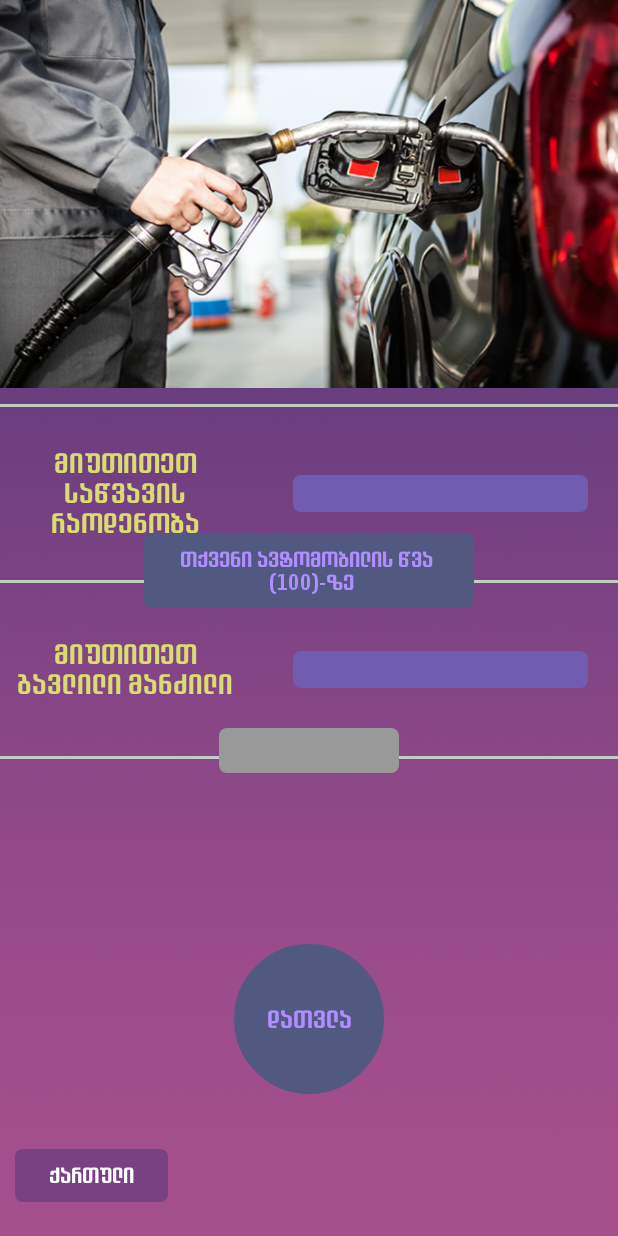
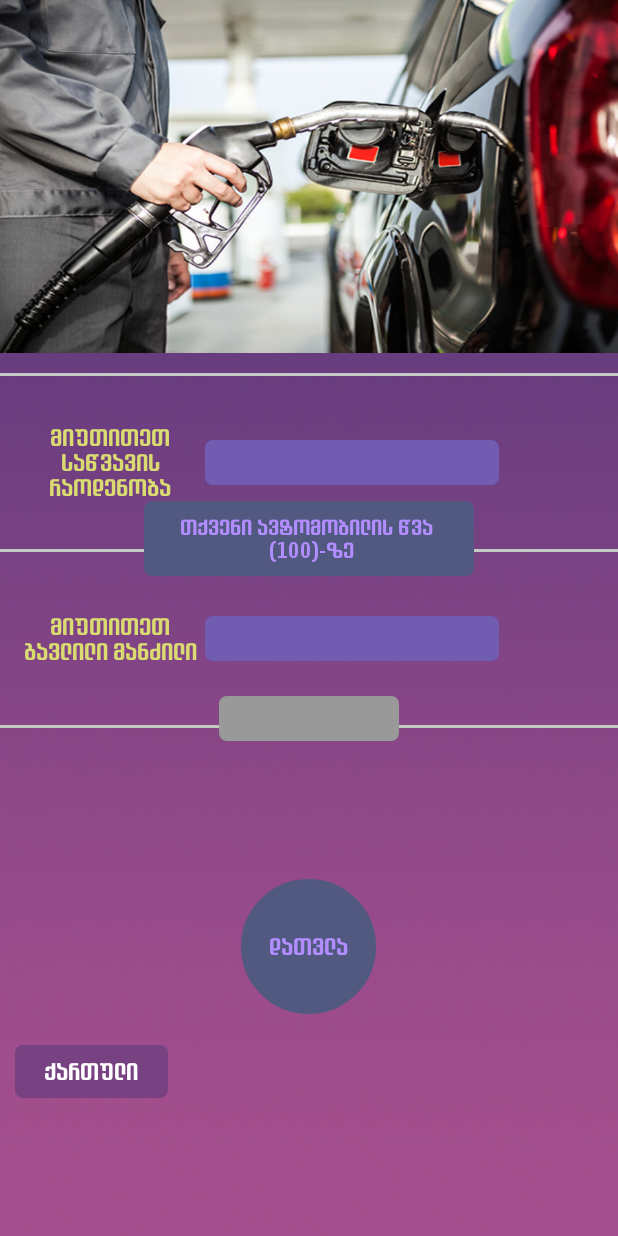
Before and after one commit to soso199/consumption, an Android app: the fragment rezult_fragment placed in its activity, on a phone screen of 412 x 824 dp. Run offline under Robolectric (Android 15) with nearby library versions, the phone set to English and light mode, and no system bars; our stand-ins replace AdMob.

Commit message:
with adds

```diff
--- a/app/build.gradle
+++ b/app/build.gradle
@@ -26,5 +26,7 @@ dependencies {
     })
     compile 'com.android.support:appcompat-v7:25.1.1'
     compile 'com.android.support:support-v4:25.1.1'
+    compile 'com.google.firebase:firebase-ads:10.2.0'
+
     testCompile 'junit:junit:4.12'
 }
--- a/app/src/main/AndroidManifest.xml
+++ b/app/src/main/AndroidManifest.xml
@@ -1,13 +1,15 @@
 <?xml version="1.0" encoding="utf-8"?>
 <manifest xmlns:android="http://schemas.android.com/apk/res/android"
     package="ge.idevelopers.consumption">
+    <uses-permission android:name="android.permission.INTERNET" />
 
     <application
         android:allowBackup="true"
         android:icon="@mipmap/ic_launcher"
         android:label="Fuel-KM"
         android:supportsRtl="true"
-        android:theme="@style/AppTheme">
+        android:theme="@style/AppTheme"
+        >
         <activity android:name=".SplashActivity" android:screenOrientation="portrait">
             <intent-filter>
                 <action android:name="android.intent.action.MAIN" />
--- a/app/src/main/java/ge/idevelopers/consumption/MainActivity.java
+++ b/app/src/main/java/ge/idevelopers/consumption/MainActivity.java
@@ -10,19 +10,28 @@ import android.net.Uri;
 import android.support.v7.app.AlertDialog;
 import android.support.v7.app.AppCompatActivity;
 import android.os.Bundle;
+import android.text.method.KeyListener;
 import android.util.DisplayMetrics;
+import android.view.KeyEvent;
 import android.view.MotionEvent;
 import android.view.View;
 import android.view.WindowManager;
 import android.view.animation.AlphaAnimation;
 import android.view.animation.Animation;
 import android.view.animation.AnimationUtils;
+import android.view.inputmethod.EditorInfo;
 import android.view.inputmethod.InputMethodManager;
 import android.widget.Button;
 import android.widget.EditText;
 import android.widget.LinearLayout;
 import android.widget.RelativeLayout;
 import android.widget.TextView;
+
+import com.google.android.gms.ads.AdListener;
+import com.google.android.gms.ads.AdRequest;
+import com.google.android.gms.ads.AdView;
+import com.google.android.gms.ads.InterstitialAd;
+import com.google.android.gms.ads.MobileAds;
 
 import java.util.Locale;
 
@@ -59,6 +68,10 @@ public class MainActivity extends AppCompatActivity {
     private Locale loc;
     private boolean is_first=false;
     private boolean rate_first=false;
+    private InputMethodManager imm;
+    private KeyListener originalKeyListener;
+    InterstitialAd mInterstitialAd;
+    boolean showAd=false;
 
     @Override
     protected void onCreate(Bundle savedInstanceState) {
@@ -70,6 +83,8 @@ public class MainActivity extends AppCompatActivity {
 
 
         c = prefs.getInt("numRun",0);
+        if(c%2==0)
+            showAd=true;
         c++;
         prefs.edit().putInt("numRun",c).commit();
 
@@ -78,9 +93,29 @@ public class MainActivity extends AppCompatActivity {
         setContentView(R.layout.activity_main);
 
 
+        getWindow().setSoftInputMode(WindowManager.LayoutParams.SOFT_INPUT_ADJUST_NOTHING);
+
+        MobileAds.initialize(getApplicationContext(), "ca-app-pub-3940256099942544~3347511713");
+        final AdView mAdView = (AdView) findViewById(R.id.adView);
+        AdRequest adRequest = new AdRequest.Builder().build();
+        mAdView.loadAd(adRequest);
+
+
+        mInterstitialAd = new InterstitialAd(this);
+        mInterstitialAd.setAdUnitId("ca-app-pub-3940256099942544/1033173712");
+        mInterstitialAd.setAdListener(new AdListener() {
+            @Override
+            public void onAdClosed() {
+                requestNewInterstitial();
+            }
+        });
+
+
+        requestNewInterstitial();
 
 
 
+        imm  = (InputMethodManager) getSystemService(getBaseContext().INPUT_METHOD_SERVICE);
         typeface=Typeface.createFromAsset(getAssets(), "fonts/gugeshashvili_5_mthavruli.ttf");
         fuel_text = (TextView) findViewById(R.id.fuel_text);
         distance=(TextView) findViewById(R.id.fuel_text2);
@@ -109,6 +144,17 @@ public class MainActivity extends AppCompatActivity {
         edit2=(EditText)findViewById(R.id.fuel_enter_text2);
 
 
+        edit2.setOnEditorActionListener(new TextView.OnEditorActionListener() {
+            @Override
+            public boolean onEditorAction(TextView v, int actionId, KeyEvent event) {
+
+                imm.hideSoftInputFromWindow(v.getWindowToken(), 0);
+                return false;
+            }
+        });
+
+
+
         // *********fonts********
         distance.setTypeface(typeface);
         fuel_text.setTypeface(typeface);
@@ -129,14 +175,16 @@ public class MainActivity extends AppCompatActivity {
 
 
 
-
         //////  ********calculate********   \\\\\\\\
 
         calc.setOnClickListener(new View.OnClickListener(){
             @Override
             public void onClick(View v) {
 
-                if(edit1.getText().toString().isEmpty() || edit2.getText().toString().isEmpty())
+
+
+
+                    if(edit1.getText().toString().isEmpty() || edit2.getText().toString().isEmpty())
                 {
                     AlertDialog.Builder builder1 = new AlertDialog.Builder(MainActivity.this);
                     builder1.setTitle(R.string.alert_empty_title);
@@ -174,14 +222,19 @@ public class MainActivity extends AppCompatActivity {
         main.setOnTouchListener(new View.OnTouchListener() {
             @Override
             public boolean onTouch(View v, MotionEvent event) {
-
-                InputMethodManager imm = (InputMethodManager) getSystemService(MainActivity.this.INPUT_METHOD_SERVICE);
                 imm.hideSoftInputFromWindow(v.getWindowToken(), 0);
                 return false;
             }
         });
 
 
+    }
+    private void requestNewInterstitial() {
+        AdRequest adRequest = new AdRequest.Builder()
+                .addTestDevice("SEE_YOUR_LOGCAT_TO_GET_YOUR_DEVICE_ID")
+                .build();
+
+        mInterstitialAd.loadAd(adRequest);
     }
 
 
@@ -199,11 +252,29 @@ public class MainActivity extends AppCompatActivity {
             showFragment(v);
 
         }
-        else
-            getWindow().setSoftInputMode(WindowManager.LayoutParams.SOFT_INPUT_STATE_VISIBLE);
+       else {
+
+            edit1.requestFocus();
+
+//            mEditText.setOnFocusChangeListener(new View.OnFocusChangeListener() {
+//                @Override
+//                public void onFocusChange(View v, boolean hasFocus) {
+//                    if (hasFocus) {
+//                        InputMethodManager imm = (InputMethodManager) getSystemService(Context.INPUT_METHOD_SERVICE);
+//                        imm.showSoftInput(mEditText, InputMethodManager.SHOW_IMPLICIT);
+//                    }
+//                }
+//            });
+
+        imm.toggleSoftInput(InputMethodManager.SHOW_FORCED,InputMethodManager.HIDE_IMPLICIT_ONLY);
+            //imm.showSoftInputFromInputMethod(edit1.getWindowToken(),InputMethodManager.SHOW_FORCED);
+
+        }
+
 
 
     }
+
 
     public void setLocal(String language) {
         loc=new Locale(language);
@@ -281,8 +352,13 @@ public class MainActivity extends AppCompatActivity {
         }
         else
         {
+            if(showAd) {
+                if (mInterstitialAd.isLoaded())
+                    mInterstitialAd.show();
+                    showAd=false;
+            }
+            onBackPressed();
 
-            onBackPressed();
 
         }
 
--- a/app/src/main/res/layout/activity_main.xml
+++ b/app/src/main/res/layout/activity_main.xml
@@ -1,6 +1,7 @@
 <?xml version="1.0" encoding="utf-8"?>
 <FrameLayout xmlns:android="http://schemas.android.com/apk/res/android"
     xmlns:tools="http://schemas.android.com/tools"
+    xmlns:ads="http://schemas.android.com/apk/res-auto"
     android:id="@+id/activity_main"
     android:layout_width="match_parent"
     android:layout_height="match_parent"
@@ -20,7 +21,7 @@
        <RelativeLayout
            android:layout_width="match_parent"
            android:layout_height="0dp"
-           android:layout_weight="1.1"
+           android:layout_weight="0.8"
            android:background="@drawable/fuel"
            android:id="@+id/fuel_image"
 
@@ -48,7 +49,7 @@
        <RelativeLayout
            android:layout_width="match_parent"
            android:layout_height="0dp"
-           android:layout_weight="0.4"
+           android:layout_weight="0.3"
            android:id="@+id/fuel"
 
            >
@@ -68,25 +69,20 @@
 
            <TextView
                android:text="@string/fuel_quantity"
-               android:textSize="18sp"
+               android:textSize="@dimen/font_size"
                android:textColor="#DADB71"
                android:paddingLeft="10dp"
                android:layout_width="0dp"
                android:layout_height="wrap_content"
                android:layout_gravity="center"
                android:gravity="center"
-               android:layout_weight="0.4"
+               android:layout_weight="0.35"
                android:id="@+id/fuel_text" />
-           <TextView
-               android:layout_width="wrap_content"
-               android:layout_height="wrap_content"
-               android:layout_weight="0.1"
 
-               />
 
            <EditText
                android:layout_width="0dp"
-               android:layout_height="wrap_content"
+               android:layout_height="@dimen/input_height"
                android:layout_gravity="center"
                android:textColor="#4C4C4C"
                android:textSize="18sp"
@@ -99,6 +95,10 @@
 
 
                />
+           <TextView
+               android:layout_width="0dp"
+               android:layout_height="wrap_content"
+               android:layout_weight="0.15"/>
 
 
        </LinearLayout>
@@ -128,7 +128,7 @@
        <RelativeLayout
            android:layout_width="match_parent"
            android:layout_height="0dp"
-           android:layout_weight="0.4"
+           android:layout_weight="0.3"
            android:id="@+id/fuel2"
 
            >
@@ -147,7 +147,7 @@
 
                <TextView
                    android:text="@string/distance"
-                   android:textSize="18sp"
+                   android:textSize="@dimen/font_size"
                    android:paddingLeft="10dp"
                    android:textColor="#DADB71"
                    android:layout_width="0dp"
@@ -156,19 +156,15 @@
                    android:layout_alignParentLeft="true"
                    android:layout_alignParentStart="true"
                    android:textAlignment="center"
-                   android:layout_weight="0.4"
+                   android:layout_weight="0.35"
                    android:id="@+id/fuel_text2" />
-               <TextView
-                   android:layout_width="wrap_content"
-                   android:layout_height="wrap_content"
-                   android:layout_weight="0.1"/>
+
 
                <EditText
                    android:layout_width="0dp"
-                   android:layout_height="wrap_content"
+                   android:layout_height="@dimen/input_height"
                    android:layout_gravity="center"
                    android:textColor="#4C4C4C"
-
                    android:background="@drawable/round"
                    android:textSize="18sp"
                    android:inputType="numberDecimal"
@@ -179,6 +175,10 @@
 
 
                    />
+               <TextView
+                   android:layout_width="wrap_content"
+                   android:layout_height="wrap_content"
+                   android:layout_weight="0.15"/>
 
 
            </LinearLayout>
@@ -205,7 +205,7 @@
        <RelativeLayout
            android:layout_width="match_parent"
            android:layout_height="0dp"
-           android:layout_weight="0.9"
+           android:layout_weight="0.6"
 
            >
 
@@ -216,7 +216,8 @@
                android:background="@drawable/button"
                android:gravity="center"
 
-               android:textSize="16sp"
+
+               android:textSize="@dimen/font_size"
                android:id="@+id/calculate"
                android:text="@string/calculate"
                android:textColor="#B18DFF"
@@ -231,8 +232,7 @@
        <RelativeLayout
            android:layout_width="match_parent"
            android:layout_height="0dp"
-           android:layout_weight="0.4"
-           android:paddingBottom="20dp"
+           android:layout_weight="0.2"
            >
 
     <LinearLayout
@@ -248,7 +248,9 @@
         <Button
             android:layout_width="40dp"
 
+            android:textSize="@dimen/font_size"
             android:layout_height="35dp"
+            android:layout_gravity="bottom"
             android:layout_weight="0.2"
             android:textColor="#fff"
             android:text="@string/language"
@@ -260,9 +262,11 @@
         <TextView
             android:layout_width="wrap_content"
             android:layout_height="wrap_content"
+            android:layout_gravity="bottom"
             android:layout_weight="0.6"/>
         <TextView
             android:visibility="invisible"
+            android:layout_gravity="bottom"
             android:onClick="playStore"
             android:layout_width="50dp"
             android:layout_height="29dp"
@@ -274,6 +278,28 @@
         </LinearLayout>
 
 </RelativeLayout>
+       <RelativeLayout
+           android:layout_width="match_parent"
+           android:layout_height="0dp"
+           android:layout_weight="0.3"
+           android:id="@+id/banner"
+
+           >
+
+           <com.google.android.gms.ads.AdView
+               android:id="@+id/adView"
+               android:windowSoftInputMode="adjustNothing"
+               android:layout_width="wrap_content"
+               android:layout_height="wrap_content"
+               android:layout_centerHorizontal="true"
+               android:layout_alignParentBottom="true"
+               ads:adSize="BANNER"
+               ads:adUnitId="@string/banner_ad_unit_id">
+           </com.google.android.gms.ads.AdView>
+
+
+       </RelativeLayout>
+
 
    </LinearLayout>
     <FrameLayout
--- a/app/src/main/res/layout/activity_splash.xml
+++ b/app/src/main/res/layout/activity_splash.xml
@@ -7,7 +7,7 @@ android:layout_width="match_parent"
 android:layout_height="match_parent"
 android:theme="@android:style/Theme.NoTitleBar"
 tools:context="ge.idevelopers.consumption.SplashActivity"
-android:background="#202423"
+android:background="#172027"
     >
 
 <ImageView
--- a/app/src/main/res/layout/rezult_fragment.xml
+++ b/app/src/main/res/layout/rezult_fragment.xml
@@ -20,7 +20,7 @@
         <RelativeLayout
             android:layout_width="match_parent"
             android:layout_height="0dp"
-            android:layout_weight="1.35"
+            android:layout_weight="1.25"
 
             android:id="@+id/fuel_image"
 
@@ -174,6 +174,18 @@
             </LinearLayout>
 
         </RelativeLayout>
+        <RelativeLayout
+            android:layout_width="match_parent"
+            android:layout_height="0dp"
+            android:layout_weight="0.1"
+            android:id="@+id/banner"
+
+            >
+
+
+
+
+        </RelativeLayout>
 
     </LinearLayout>
 
--- a/app/src/main/res/values-hdpi/dimens.xml
+++ /dev/null
@@ -1,4 +0,0 @@
-<?xml version="1.0" encoding="utf-8"?>
-<resources>
-    <dimen name="dimen_btn">100dp</dimen>
-</resources>
--- a/app/src/main/res/values-large/dimens.xml
+++ b/app/src/main/res/values-large/dimens.xml
@@ -4,4 +4,7 @@
     <dimen name="rezult_text_height">55dp</dimen>
     <dimen name="rezult_width">140dp</dimen>
     <dimen name="rezult_height">35dp</dimen>
+    <dimen name="dimen_btn">120dp</dimen>
+    <dimen name="input_height">40dp</dimen>
+    <dimen name="font_size">18sp</dimen>
 </resources>
--- a/app/src/main/res/values-mdpi/dimens.xml
+++ /dev/null
@@ -1,4 +0,0 @@
-<?xml version="1.0" encoding="utf-8"?>
-<resources>
-    <dimen name="dimen_btn">100dp</dimen>
-</resources>
--- a/app/src/main/res/values-normal/dimens.xml
+++ b/app/src/main/res/values-normal/dimens.xml
@@ -4,4 +4,7 @@
     <dimen name="rezult_text_height">50dp</dimen>
     <dimen name="rezult_width">120dp</dimen>
     <dimen name="rezult_height">30dp</dimen>
+    <dimen name="dimen_btn">90dp</dimen>
+    <dimen name="input_height">30dp</dimen>
+    <dimen name="font_size">15sp</dimen>
 </resources>
--- a/app/src/main/res/values-xhdpi/dimens.xml
+++ /dev/null
@@ -1,5 +0,0 @@
-<?xml version="1.0" encoding="utf-8"?>
-<resources>
-    <dimen name="dimen_btn">110dp</dimen>
-    <dimen name="rezult_text_width">10dp</dimen>
-</resources>
--- a/app/src/main/res/values-xlarge/dimens.xml
+++ b/app/src/main/res/values-xlarge/dimens.xml
@@ -4,4 +4,7 @@
     <dimen name="rezult_text_height">60dp</dimen>
     <dimen name="rezult_width">180dp</dimen>
     <dimen name="rezult_height">45dp</dimen>
+    <dimen name="dimen_btn">150dp</dimen>
+    <dimen name="input_height">50dp</dimen>
+    <dimen name="font_size">22sp</dimen>
 </resources>
--- a/app/src/main/res/values-xxhdpi/dimens.xml
+++ /dev/null
@@ -1,4 +0,0 @@
-<?xml version="1.0" encoding="utf-8"?>
-<resources>
-    <dimen name="dimen_btn">120dp</dimen>
-</resources>
--- a/app/src/main/res/values/strings.xml
+++ b/app/src/main/res/values/strings.xml
@@ -12,5 +12,6 @@
     <string name="later">მოგვიანებით</string>
     <string name="alert_empty_title">შეცდომა</string>
     <string name="alert_empty_text">გთხოვთ შეავსოთ ყველა</string>
+    <string name="banner_ad_unit_id">ca-app-pub-3940256099942544/6300978111</string>
 
 </resources>
--- a/build.gradle
+++ b/build.gradle
@@ -6,7 +6,6 @@ buildscript {
     }
     dependencies {
         classpath 'com.android.tools.build:gradle:2.2.3'
-
         // NOTE: Do not place your application dependencies here; they belong
         // in the individual module build.gradle files
     }
```
Also changed, not shown: app/src/main/res/drawable/logo2.jpg (deleted), app/src/main/res/drawable/logo2.png (added).
